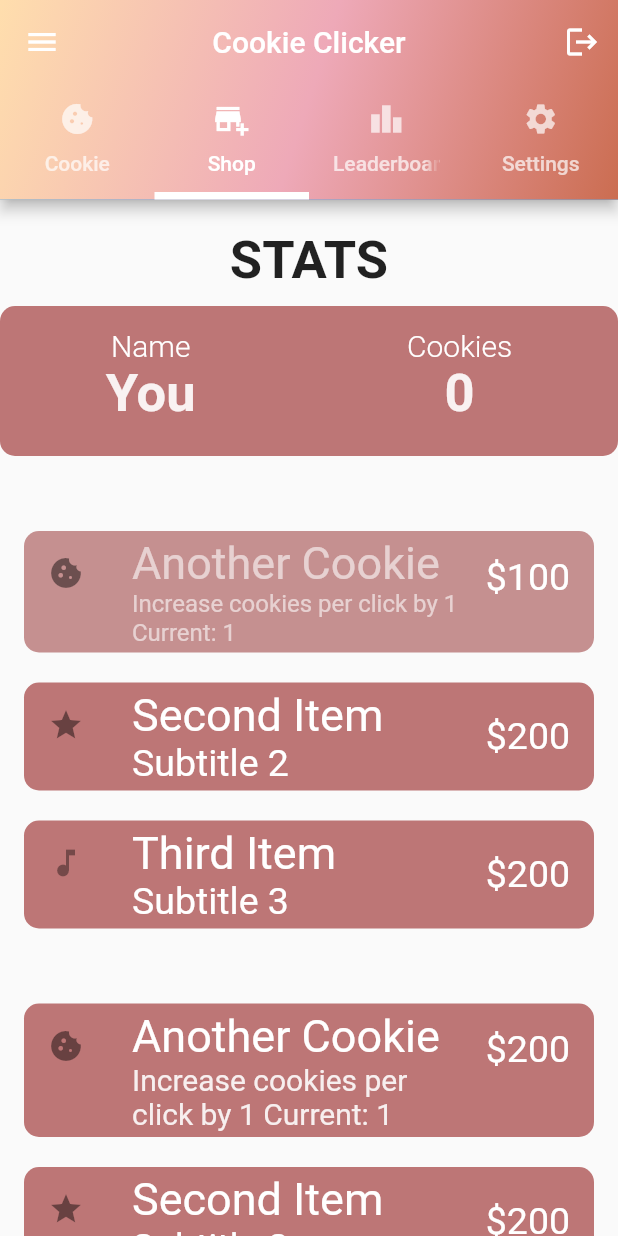
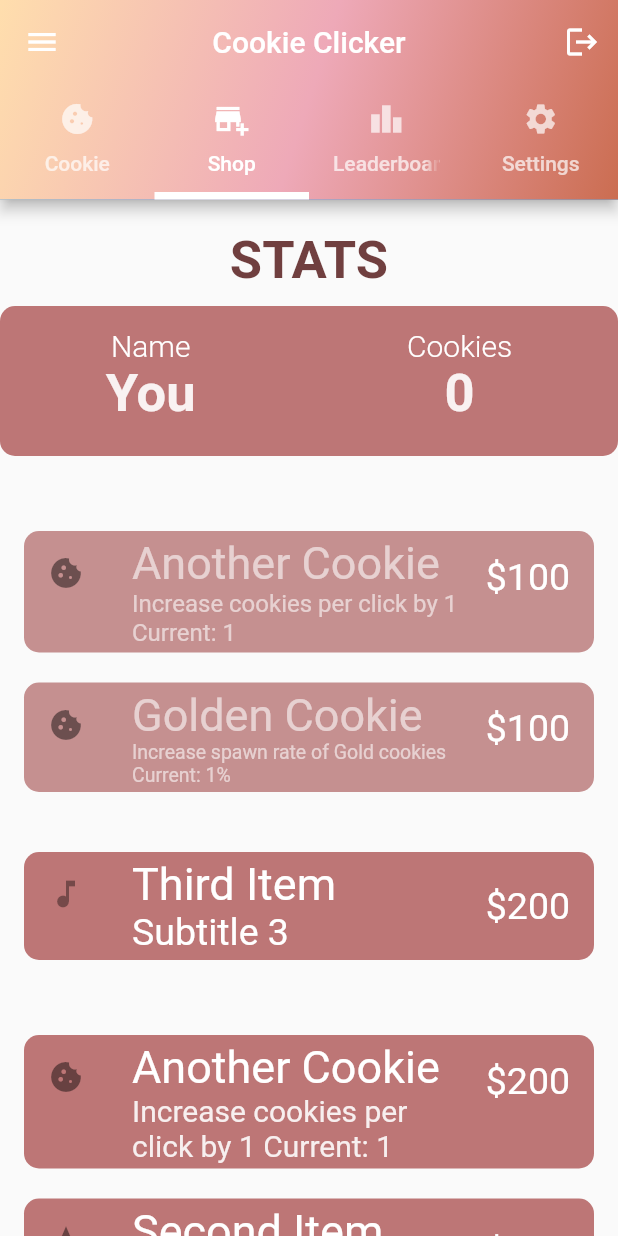
Before and after one commit to anf38/cookies, a Flutter app: the AppBarPage screen opened directly, tab 2 chosen, on a phone screen of 412 x 824 dp. Run offline on Flutter 3.47's test engine with Material 2 defaults, Android fonts, the phone set to English and light mode, and no system bars; drawn by our look-alikes of auto_size_text; our stand-ins replace firebase_auth, firebase_core, firebase_database; missing offline and left inert: dart:js; accounts and stored records are empty.

Commit message:
fully working dark mode and start of shop button2

```diff
--- a/lib/app_bar.dart
+++ b/lib/app_bar.dart
@@ -8,6 +8,8 @@ import 'package:firebase_auth/firebase_auth.dart';
 import 'package:flutter/material.dart';
 import 'main.dart';
 
+ValueNotifier<bool> isDarkModeEnabled1 = ValueNotifier<bool>(false);
+
 class AppBarPage extends StatefulWidget {
   const AppBarPage({super.key});
 
@@ -17,12 +19,32 @@ class AppBarPage extends StatefulWidget {
 
 class _AppBarPageState extends State<AppBarPage> {
   @override
+  void initState() {
+    super.initState();
+    isDarkModeEnabled1.addListener(_updateTheme);
+  }
+
+  @override
+  void dispose() {
+    isDarkModeEnabled1.removeListener(_updateTheme);
+    super.dispose();
+  }
+
+  void _updateTheme() {
+    setState(() {});
+  }
+
+  @override
   Widget build(BuildContext context) => DefaultTabController(
         length: 4,
         child: Scaffold(
             appBar: AppBar(
                 title: const Text(
-                    "Cookie Clicker"), //maybe say "Username's Bakery"
+                    "Cookie Clicker",
+                    style: TextStyle(
+                      color: Colors.white,
+                    ),
+                  ), //maybe say "Username's Bakery"
                 centerTitle: true,
                 leading: IconButton(
                   icon: const Icon(Icons.menu),
@@ -33,6 +55,7 @@ class _AppBarPageState extends State<AppBarPage> {
                     message: "Logout",
                     child: IconButton(
                       icon: const Icon(Icons.logout),
+                      color: Colors.white,
                       onPressed: () {
                         FirebaseAuth.instance.signOut().then((value) {
                           // ignore: avoid_print
--- a/lib/main.dart
+++ b/lib/main.dart
@@ -23,23 +23,6 @@ class MyApp extends StatefulWidget {
 }
 
 class _MyAppState extends State<MyApp> {
-  ThemeData lightTheme = ThemeData(
-    brightness: Brightness.light,
-    textTheme: const TextTheme(
-      bodyText1: TextStyle(
-        color: Color.fromARGB(255, 112, 63, 63),
-      ),
-    ),
-  );
-
-  ThemeData darkTheme = ThemeData(
-    brightness: Brightness.dark,
-    textTheme: const TextTheme(
-      bodyText1: TextStyle(
-        color: Color.fromARGB(255, 189, 118, 118),
-      ),
-    ),
-  );
 
   @override
   void initState() {
@@ -55,12 +38,27 @@ class _MyAppState extends State<MyApp> {
 
   void _updateTheme() {
     setState(() {
-      // no-op; rebuilding the widget will apply the updated theme
     });
   }
 
   @override
   Widget build(BuildContext context) {
+
+      ThemeData lightTheme = ThemeData(
+    brightness: Brightness.light,
+    textTheme: Theme.of(context).textTheme.apply(
+          bodyColor: const Color.fromARGB(255, 112, 63, 63),
+    ),
+  );
+
+  ThemeData darkTheme = ThemeData(
+    brightness: Brightness.dark,
+    textTheme: Theme.of(context).textTheme.apply(
+          bodyColor: const Color.fromARGB(255, 189, 118, 118),
+      ),
+  );
+
+
     return ValueListenableBuilder<bool>(
       valueListenable: isDarkModeEnabled,
       builder: (context, isDarkMode, child) {
@@ -75,3 +73,5 @@ class _MyAppState extends State<MyApp> {
     );
   }
 }
+
+//hive, local storage on the phone
--- a/lib/screens/settings_screen.dart
+++ b/lib/screens/settings_screen.dart
@@ -2,7 +2,7 @@ import 'package:auto_size_text/auto_size_text.dart';
 import 'package:cookies/screens/settings/changeEmail.dart';
 import 'package:cookies/screens/settings/changePassword.dart';
 import 'package:flutter/material.dart';
-
+import '../app_bar.dart';
 import '../main.dart';
 
 class SettingsPage extends StatefulWidget {
@@ -14,6 +14,7 @@ class SettingsPage extends StatefulWidget {
 
 void toggleDarkMode(bool value) {
   isDarkModeEnabled.value = value;
+  isDarkModeEnabled1.value = value;
 }
 
 class _SettingsPageState extends State<SettingsPage> {
--- a/lib/screens/shop_screen.dart
+++ b/lib/screens/shop_screen.dart
@@ -15,6 +15,7 @@ class _ShopPageState extends State<ShopPage> {
   String yourUserName = "You";
   num yourScore = 0;
   int _tapCount = 1;
+  int spawnRate = 1;
   int anotherCookieCost = 100;
   var tileColor;
 
@@ -30,7 +31,7 @@ class _ShopPageState extends State<ShopPage> {
     ref
         .child('users/${FirebaseAuth.instance.currentUser!.uid}')
         .update({'clickPower': _tapCount});
-        anotherCookieCost = (100 * (_tapCount * _tapCount));
+    anotherCookieCost = (100 * (_tapCount * _tapCount));
     return price;
   }
 
@@ -179,8 +180,8 @@ class _ShopPageState extends State<ShopPage> {
                   "Another Cookie",
                   style: TextStyle(
                     color: yourScore + anotherCookieCost < 1
-                    ?  Colors.white
-                    :  const Color.fromARGB(150, 255, 255, 255),
+                        ? Colors.white
+                        : const Color.fromARGB(150, 255, 255, 255),
                     fontSize: 30,
                   ),
                 ),
@@ -189,8 +190,8 @@ class _ShopPageState extends State<ShopPage> {
                   maxLines: 2,
                   style: TextStyle(
                     color: yourScore + anotherCookieCost < 1
-                    ?  Colors.white
-                    :  const Color.fromARGB(150, 255, 255, 255),
+                        ? Colors.white
+                        : const Color.fromARGB(150, 255, 255, 255),
                     fontSize: 20,
                   ),
                 ),
@@ -204,7 +205,8 @@ class _ShopPageState extends State<ShopPage> {
                 ),
                 onTap: () {
                   setState(() {
-                    if ((yourScore * -1) >= anotherCookieCost) {//if you can afford
+                    if ((yourScore * -1) >= anotherCookieCost) {
+                      //if you can afford
                       _tapCount++;
                       anotherCookieCost = _payment(anotherCookieCost);
                     }
@@ -224,37 +226,53 @@ class _ShopPageState extends State<ShopPage> {
             Padding(
               padding: const EdgeInsets.symmetric(horizontal: 16.0),
               child: ListTile(
-                leading: const Icon(Icons.star),
-                title: const Text(
-                  "Second Item",
+                leading: const Icon(Icons.cookie),
+                title: Text(
+                  "Golden Cookie",
                   style: TextStyle(
-                    color: Colors.white,
+                    color: yourScore + anotherCookieCost < 1
+                        ? Colors.white
+                        : const Color.fromARGB(150, 255, 255, 255),
                     fontSize: 30,
                   ),
                 ),
-                subtitle: const Text(
-                  "Subtitle 2",
+                subtitle: AutoSizeText(
+                  "Increase spawn rate of Gold cookies\nCurrent: $spawnRate%",
+                  maxLines: 2,
                   style: TextStyle(
-                    color: Colors.white,
-                    fontSize: 25,
+                    color: yourScore + anotherCookieCost < 1
+                        ? Colors.white
+                        : const Color.fromARGB(150, 255, 255, 255),
+                    fontSize: 20,
                   ),
                 ),
                 isThreeLine: true,
-                trailing: const Text(
-                  "\$200",
-                  style: TextStyle(
+                trailing: Text(
+                  '\$$anotherCookieCost',
+                  style: const TextStyle(
                     color: Colors.white,
                     fontSize: 25,
                   ),
                 ),
                 onTap: () {
-                  // Handle the onTap action
+                  setState(() {
+                    if ((yourScore * -1) >= anotherCookieCost) {
+                      //if you can afford
+                      _tapCount++;
+                      anotherCookieCost = _payment(anotherCookieCost);
+                    }
+                  });
                 },
-                tileColor: const Color.fromARGB(255, 189, 118, 118),
+                tileColor: yourScore + anotherCookieCost < 1
+                    ? const Color.fromARGB(255, 189, 118, 118)
+                    : const Color.fromARGB(255, 197, 144, 144),
                 shape: RoundedRectangleBorder(
                   borderRadius: BorderRadius.circular(10.0),
                 ),
               ),
+            ),
+            const SizedBox(
+              height: 20,
             ),
             const SizedBox(
               height: 20,
--- a/pubspec.yaml
+++ b/pubspec.yaml
@@ -35,6 +35,8 @@ dependencies:
   # The following adds the Cupertino Icons font to your application.
   # Use with the CupertinoIcons class for iOS style icons.
   cupertino_icons: ^1.0.2
+  hive: ^2.2.3
+  hive_flutter: ^1.1.0
   #Firebase auth and firebase core
   firebase_core: ^2.11.0
   firebase_auth: ^4.4.2
@@ -44,6 +46,8 @@ dependencies:
 dev_dependencies:
   flutter_test:
     sdk: flutter
+    hive_generator: ^1.1.3
+    build_runner: ^2.1.11
 
   # The "flutter_lints" package below contains a set of recommended lints to
   # encourage good coding practices. The lint set provided by the package is
```
Also changed, not shown: pubspec.lock, 1 other file.
